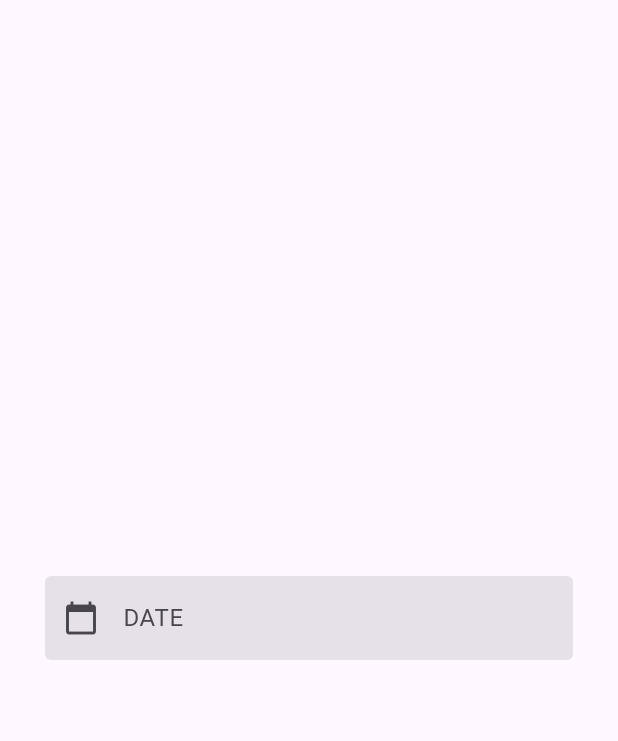
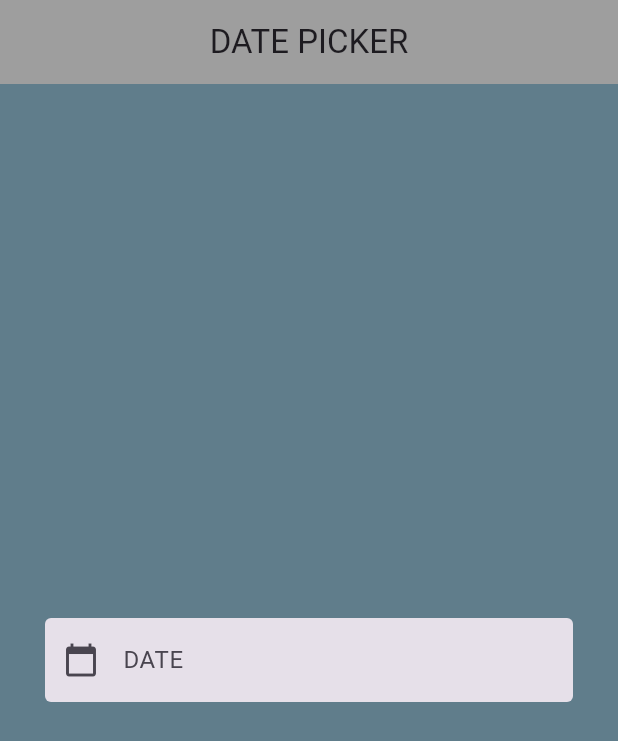
Before and after one commit to pk8184732/date-picker, a Flutter app: the screen it shows after launch, on a phone screen of 412 x 824 dp. Shown: the top 741 px of the screen. Run offline on Flutter 3.47's test engine with Material 3 defaults, Android fonts, the phone set to English and light mode, and no system bars.

Commit message:
datecontroller used

```diff
--- a/datepicker/lib/main.dart
+++ b/datepicker/lib/main.dart
@@ -9,6 +9,7 @@ class myapp extends StatelessWidget {
   @override
   Widget build(BuildContext context) {
     return MaterialApp(
+      debugShowCheckedModeBanner: false,
       home: HomePage(),
     );
   }
@@ -25,6 +26,7 @@ class _HomePageState extends State<HomePage> {
   @override
   Widget build(BuildContext context) {
     return Scaffold(
+      appBar: AppBar(title: Center(child: Text("DATE PICKER")),backgroundColor: Colors.grey),backgroundColor: Colors.blueGrey,
       body: Center(child: Padding(padding: EdgeInsets.all(30),
         child: TextField(
           controller: datecontroller,
```
